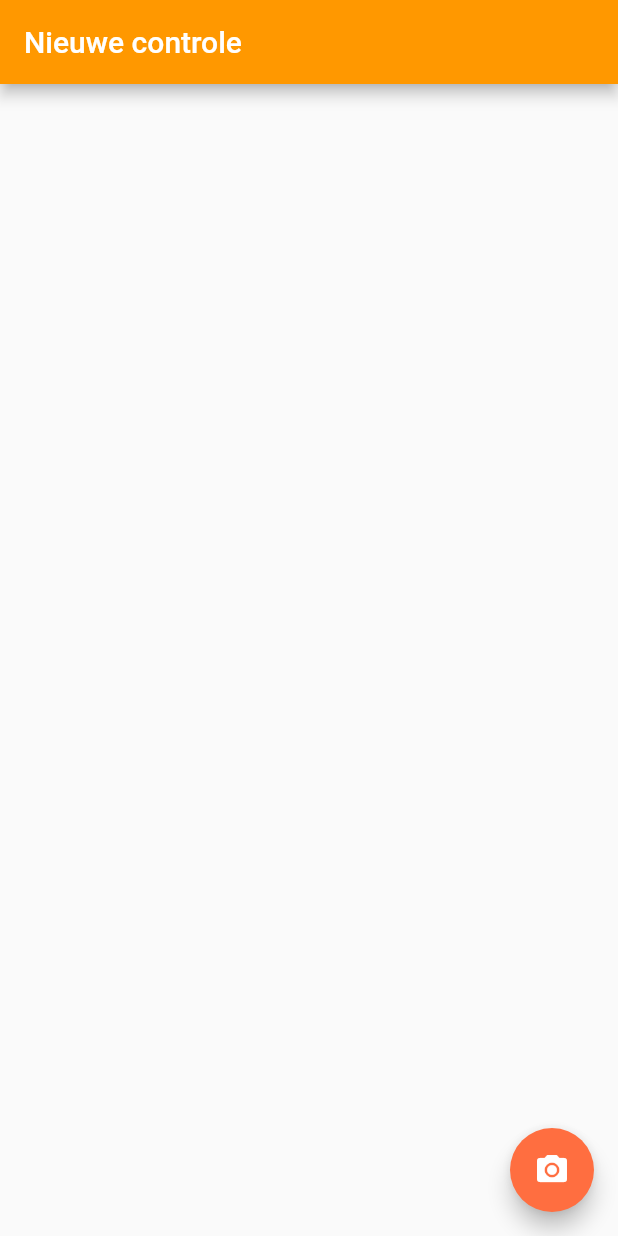
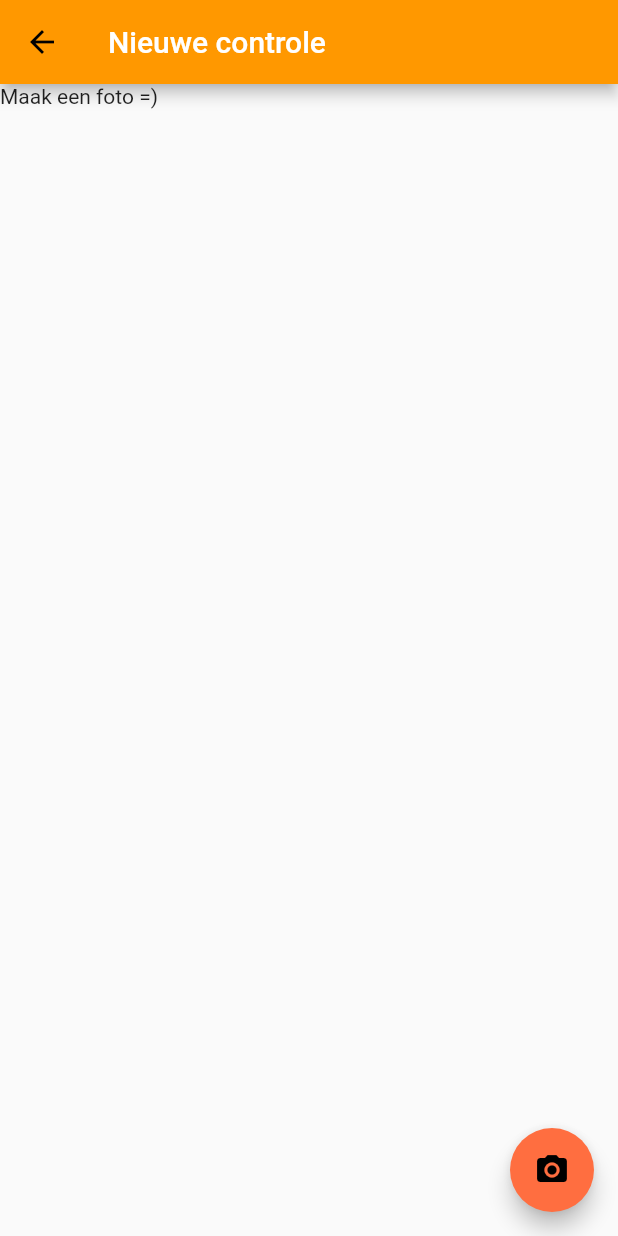
Before and after one commit to venomrobot/app, a Flutter app: the screen it shows after launch, after a tap on "Nieuwe controle", on a phone screen of 412 x 824 dp. Run offline on Flutter 3.47's test engine with Material 2 defaults, Android fonts, the phone set to English and light mode, and no system bars; our stand-ins replace image_picker.

Commit message:
Trek dit Joep

```diff
--- a/lib/main.dart
+++ b/lib/main.dart
@@ -5,7 +5,8 @@ import 'dart:io';
 void main() => runApp(new MyApp());
 
 bool available = false;
-List<File> plaatjuhs = new List();
+List<Check> checks = new List();
+TextStyle buttonTextStyle = new TextStyle(color: Colors.white);
 
 class MyApp extends StatelessWidget {
   // This widget is the root of your application.
@@ -38,8 +39,6 @@ class _HomePageState extends State<HomePage> {
 
   @override
   Widget build(BuildContext context) {
-    TextStyle buttonTextStyle = new TextStyle(color: Colors.white);
-
     return new Scaffold(
       appBar: new AppBar(
         title: new Text(
@@ -102,7 +101,7 @@ class AvailabilityScreen extends StatelessWidget {
   Widget build(BuildContext context) {
     return Scaffold(
       appBar: AppBar(
-        title: Text("Availability"),
+        title: Text("Availability", style: buttonTextStyle),
       ),
       body: Center(
         child: RaisedButton(
@@ -138,19 +137,45 @@ class CameraState extends State<NewCheckScreen> {
 
   @override
   Widget build(BuildContext context) {
-    return new MaterialApp(
-      home: new Scaffold(
-        appBar: AppBar(title: new Text('Nieuwe controle'), backgroundColor: Colors.orange,),
+//    return new MaterialApp(
+    return Scaffold(
+      appBar: AppBar(
+        title: new Text('Nieuwe controle', style: buttonTextStyle),
+      ),
       body: new Column(children: [
-
+        (bestandje == null
+            ? new Text('Maak een foto =)')
+            : new Image.file(bestandje)),
+        (bestandje == null
+            ? new Text('')
+            : TextField(
+                decoration: InputDecoration(hintText: 'Name of patient'),
+              )),
+        (bestandje == null
+            ? new Text('')
+            : RaisedButton(
+                onPressed: () {
+                  checks.add(new Check(null, bestandje));
+                  Navigator.pop(context);
+                },
+                child: new Text('Verstuur')))
       ]),
       floatingActionButton: new FloatingActionButton(
         onPressed: picker,
         backgroundColor: Colors.deepOrangeAccent,
         child: new Icon(Icons.camera_alt),
       ),
-      ),
     );
+  }
+}
+
+class Check {
+  String patientName;
+  File photo;
+
+  Check(String name, File photo) {
+    this.patientName = name;
+    this.photo = photo;
   }
 }
 
```
Lines whose indentation alone changed are shown as unchanged.
